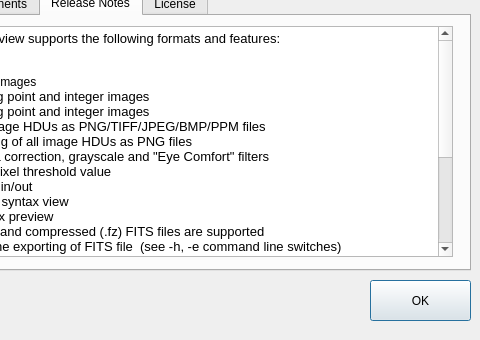
This is aboutdialog.ui in surhh/nfitsview as Qt 5 draws it before an edit; both pictures show x 120 to 600 and y 160 to 500 of the 600 by 500 pixel window. The edited form follows.
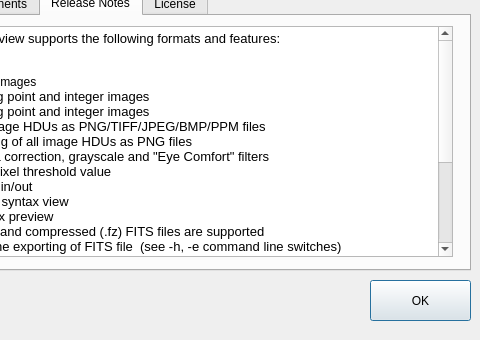
This is the edited form. The open tabs and pages were chosen to show the change. Icons and pictures are not drawn.

```diff
--- a/aboutdialog.ui
+++ b/aboutdialog.ui
@@ -236,10 +236,9 @@
 &lt;p style=&quot;-qt-paragraph-type:empty; margin-top:0px; margin-bottom:0px; margin-left:0px; margin-right:0px; -qt-block-indent:0; text-indent:0px;&quot;&gt;&lt;br /&gt;&lt;/p&gt;
 &lt;p style=&quot; margin-top:0px; margin-bottom:0px; margin-left:0px; margin-right:0px; -qt-block-indent:0; text-indent:0px;&quot;&gt;Fixes and new features in this release:&lt;/p&gt;
 &lt;p style=&quot;-qt-paragraph-type:empty; margin-top:0px; margin-bottom:0px; margin-left:0px; margin-right:0px; -qt-block-indent:0; text-indent:0px;&quot;&gt;&lt;br /&gt;&lt;/p&gt;
-&lt;p style=&quot; margin-top:0px; margin-bottom:0px; margin-left:0px; margin-right:0px; -qt-block-indent:0; text-indent:0px;&quot;&gt;- Added PPM image export support&lt;/p&gt;
-&lt;p style=&quot; margin-top:0px; margin-bottom:0px; margin-left:0px; margin-right:0px; -qt-block-indent:0; text-indent:0px;&quot;&gt;- Based on performance tests on variety of files the OpenMP support is   &lt;/p&gt;
-&lt;p style=&quot; margin-top:0px; margin-bottom:0px; margin-left:0px; margin-right:0px; -qt-block-indent:0; text-indent:0px;&quot;&gt;  disabled, overall file loading performance is improved&lt;/p&gt;
-&lt;p style=&quot; margin-top:0px; margin-bottom:0px; margin-left:0px; margin-right:0px; -qt-block-indent:0; text-indent:0px;&quot;&gt;- Windows build is based on Qt 6 &lt;/p&gt;
+&lt;p style=&quot; margin-top:0px; margin-bottom:0px; margin-left:0px; margin-right:0px; -qt-block-indent:0; text-indent:0px;&quot;&gt;- Fixed performance issue of gamma correction from the previous release   &lt;/p&gt;
+&lt;p style=&quot; margin-top:0px; margin-bottom:0px; margin-left:0px; margin-right:0px; -qt-block-indent:0; text-indent:0px;&quot;&gt;  (re-enabled OpenMP for that part of code)&lt;/p&gt;
+&lt;p style=&quot;-qt-paragraph-type:empty; margin-top:0px; margin-bottom:0px; margin-left:0px; margin-right:0px; -qt-block-indent:0; text-indent:0px;&quot;&gt;&lt;br /&gt;&lt;/p&gt;
 &lt;p style=&quot;-qt-paragraph-type:empty; margin-top:0px; margin-bottom:0px; margin-left:0px; margin-right:0px; -qt-block-indent:0; text-indent:0px; font-family:'Sans Serif'; font-size:9pt;&quot;&gt;&lt;br /&gt;&lt;/p&gt;&lt;/body&gt;&lt;/html&gt;</string>
      </property>
     </widget>
```
